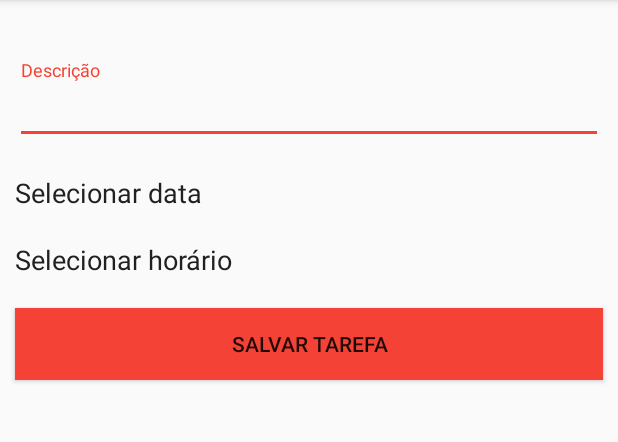
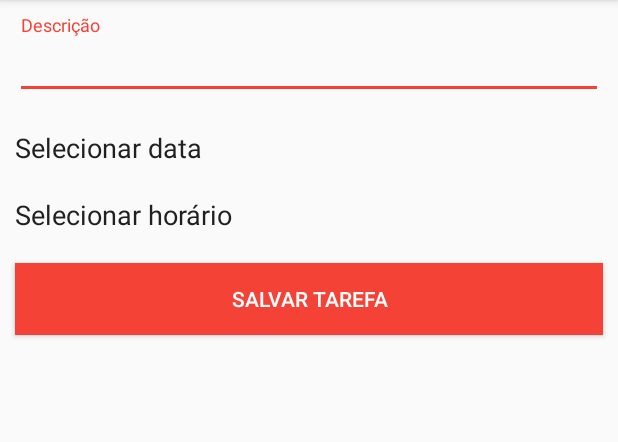
Before and after one commit to arthurvamattos/android-tarefas-arthur, an Android app: the CadastrarTarefaActivity screen opened directly, with no data from a screen before it, on a phone screen of 412 x 824 dp, the part 84-526 px from its top. Run offline under Robolectric (Android 15) with nearby library versions, the phone set to English and light mode, and no system bars.

Commit message:
alterações no visual dos formulários

```diff
--- a/app/src/main/res/layout/activity_alterar_tarefa.xml
+++ b/app/src/main/res/layout/activity_alterar_tarefa.xml
@@ -2,8 +2,7 @@
 <LinearLayout xmlns:android="http://schemas.android.com/apk/res/android"
     android:layout_width="match_parent"
     android:layout_height="match_parent"
-    android:orientation="vertical"
-    android:paddingTop="30dp">
+    android:orientation="vertical">
 
     <android.support.design.widget.TextInputLayout
         android:layout_width="match_parent"
@@ -44,6 +43,7 @@
         android:id="@+id/btn_alterar"
         android:text="ALTERAR TAREFA"
         android:background="@color/colorAccent"
-        android:layout_margin="10dp"/>
+        android:layout_margin="10dp"
+        android:textColor="#fff"/>
 
 </LinearLayout>
--- a/app/src/main/res/layout/activity_cadastrar_tarefa.xml
+++ b/app/src/main/res/layout/activity_cadastrar_tarefa.xml
@@ -2,8 +2,7 @@
 <LinearLayout xmlns:android="http://schemas.android.com/apk/res/android"
     android:layout_width="match_parent"
     android:layout_height="match_parent"
-    android:orientation="vertical"
-    android:paddingTop="30dp">
+    android:orientation="vertical">
 
     <android.support.design.widget.TextInputLayout
         android:layout_width="match_parent"
@@ -39,6 +38,7 @@
         android:id="@+id/btn_salvar"
         android:text="SALVAR TAREFA"
         android:background="@color/colorAccent"
-        android:layout_margin="10dp"/>
+        android:layout_margin="10dp"
+        android:textColor="#fff"/>
 
 </LinearLayout>
```
